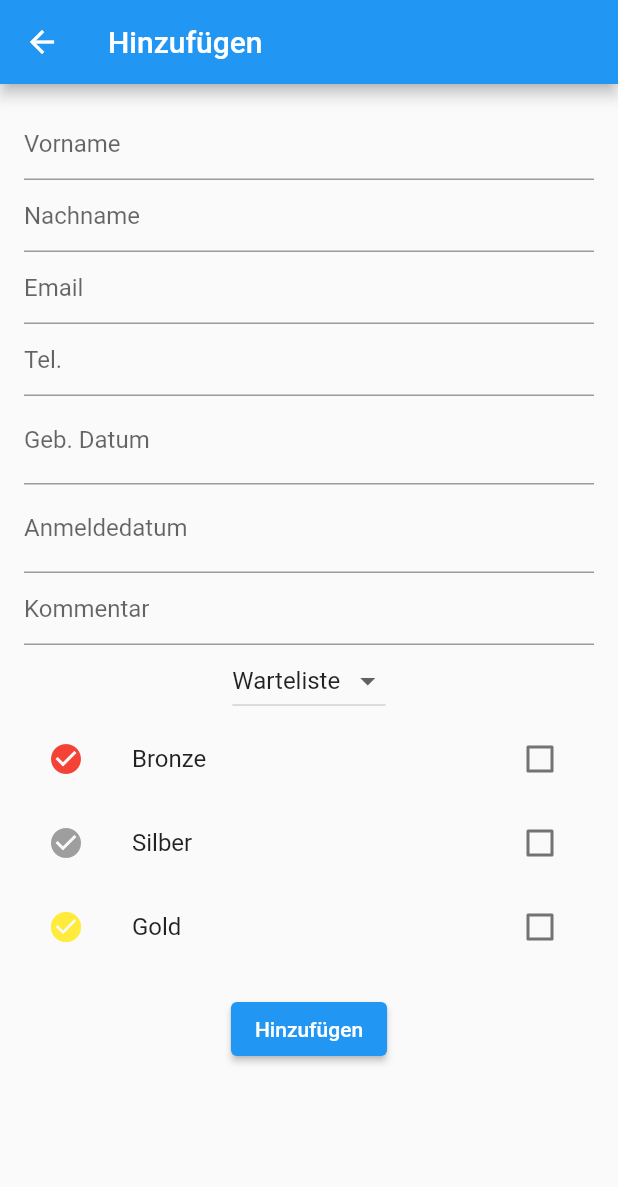
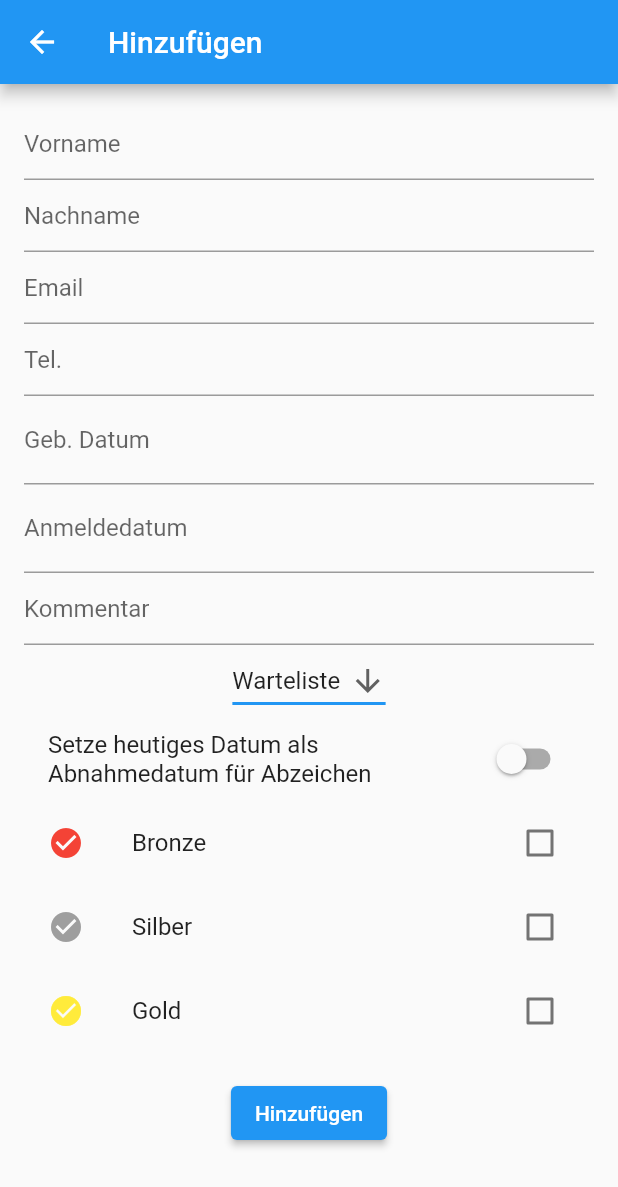
Before and after one commit to michaelsandner/training_organizer, a Flutter app: the AddTrainee screen opened directly, on a phone screen of 412 x 824 dp. Shown: the top 1187 px of the screen. Run offline on Flutter 3.47's test engine with Material 2 defaults, Android fonts, the phone set to English and light mode, and no system bars; our stand-ins replace equatable, file_picker, flutter_bloc, loading_indicator, pdf, printing and 1 more; missing offline and left inert: external_path.

Commit message:
feat: set curren date for badges

```diff
--- a/lib/view/edit_view/add_trainee.dart
+++ b/lib/view/edit_view/add_trainee.dart
@@ -4,7 +4,7 @@ import 'package:flutter/services.dart';
 import 'package:flutter_bloc/flutter_bloc.dart';
 import 'package:training_organizer/cubit/app_cubit.dart';
 import 'package:training_organizer/cubit/app_state.dart';
-import 'package:training_organizer/model/badge.dart';
+import 'package:training_organizer/model/badge.dart' as badge;
 import 'package:training_organizer/model/trainee.dart';
 import 'package:training_organizer/services/date_service.dart';
 
@@ -29,6 +29,7 @@ class _AddTraineeState extends State<AddTrainee> {
   late bool isBronzeChecked;
   late bool isSilverChecked;
   late bool isGoldChecked;
+  bool enableCurrentBadgeDate = false;
 
   @override
   void initState() {
@@ -149,16 +150,20 @@ class _AddTraineeState extends State<AddTrainee> {
           });
     }
 
-    List<Badge> createBadges() {
-      List<Badge> badges = [];
+    List<badge.Badge> createBadges() {
+      DateTime? date;
+      if (enableCurrentBadgeDate) {
+        date = DateTime.now();
+      }
+      List<badge.Badge> badges = [];
       if (isBronzeChecked) {
-        badges.add(BronzeBadge(null));
+        badges.add(badge.BronzeBadge(date));
       }
       if (isSilverChecked) {
-        badges.add(SilverBadge(null));
+        badges.add(badge.SilverBadge(date));
       }
       if (isGoldChecked) {
-        badges.add(GoldBadge(null));
+        badges.add(badge.GoldBadge(date));
       }
       return badges;
     }
@@ -266,6 +271,13 @@ class _AddTraineeState extends State<AddTrainee> {
                 keyboardType: TextInputType.multiline,
               ),
               DropdownButton<Group>(
+                focusColor: Colors.white,
+                elevation: 15,
+                icon: const Icon(Icons.arrow_downward),
+                underline: Container(
+                  height: 2,
+                  color: Colors.blue,
+                ),
                 value: group,
                 items: Group.values
                     .map<DropdownMenuItem<Group>>((Group value) =>
@@ -277,10 +289,20 @@ class _AddTraineeState extends State<AddTrainee> {
                   group = value;
                 }),
               ),
+              SwitchListTile(
+                title: const Text(
+                    'Setze heutiges Datum als Abnahmedatum für Abzeichen'),
+                value: enableCurrentBadgeDate,
+                onChanged: (bool value) {
+                  setState(() {
+                    enableCurrentBadgeDate = value;
+                  });
+                },
+              ),
               CheckboxListTile(
                 value: isBronzeChecked,
                 title: const Text('Bronze'),
-                secondary: BronzeBadge(null).icon,
+                secondary: badge.BronzeBadge(null).icon,
                 onChanged: (bool? value) => setState(() {
                   isBronzeChecked = value! ? value : false;
                 }),
@@ -288,7 +310,7 @@ class _AddTraineeState extends State<AddTrainee> {
               CheckboxListTile(
                 value: isSilverChecked,
                 title: const Text('Silber'),
-                secondary: SilverBadge(null).icon,
+                secondary: badge.SilverBadge(null).icon,
                 onChanged: (bool? value) => setState(() {
                   isSilverChecked = value! ? value : false;
                 }),
@@ -296,7 +318,7 @@ class _AddTraineeState extends State<AddTrainee> {
               CheckboxListTile(
                 value: isGoldChecked,
                 title: const Text('Gold'),
-                secondary: GoldBadge(null).icon,
+                secondary: badge.GoldBadge(null).icon,
                 onChanged: (bool? value) => setState(() {
                   isGoldChecked = value! ? value : false;
                 }),
```
